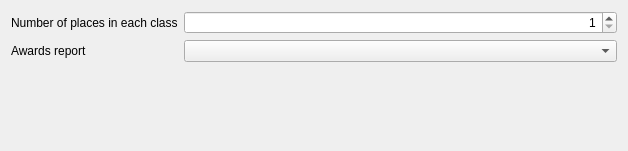
This is quickevent/app/plugins/qml/Runs/src/printawardsoptionsdialogwidget.ui in Quick-Event/quickbox as Qt 5 draws it before an edit. The edited form follows.
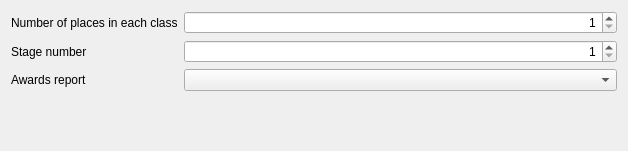
This is the edited form.

Commit message: QE: print n-stages awards options dialog

```diff
--- a/quickevent/app/plugins/qml/Runs/src/printawardsoptionsdialogwidget.ui
+++ b/quickevent/app/plugins/qml/Runs/src/printawardsoptionsdialogwidget.ui
@@ -34,16 +34,36 @@
      </property>
     </widget>
    </item>
-   <item row="1" column="0">
+   <item row="2" column="0">
     <widget class="QLabel" name="label_2">
      <property name="text">
       <string>Awards report</string>
      </property>
     </widget>
    </item>
-   <item row="1" column="1">
+   <item row="2" column="1">
     <widget class="QComboBox" name="edReportPath"/>
    </item>
+   <item row="1" column="0">
+    <widget class="QLabel" name="label_3">
+     <property name="text">
+      <string>Stage number</string>
+     </property>
+    </widget>
+   </item>
+   <item row="1" column="1">
+    <widget class="QSpinBox" name="edStageNumber">
+     <property name="alignment">
+      <set>Qt::AlignRight|Qt::AlignTrailing|Qt::AlignVCenter</set>
+     </property>
+     <property name="minimum">
+      <number>1</number>
+     </property>
+     <property name="maximum">
+      <number>55</number>
+     </property>
+    </widget>
+   </item>
   </layout>
  </widget>
  <resources/>
```
Left out of the diff: 5 changed lines with no effect on the pictures. The commit also changes 15 other files.
